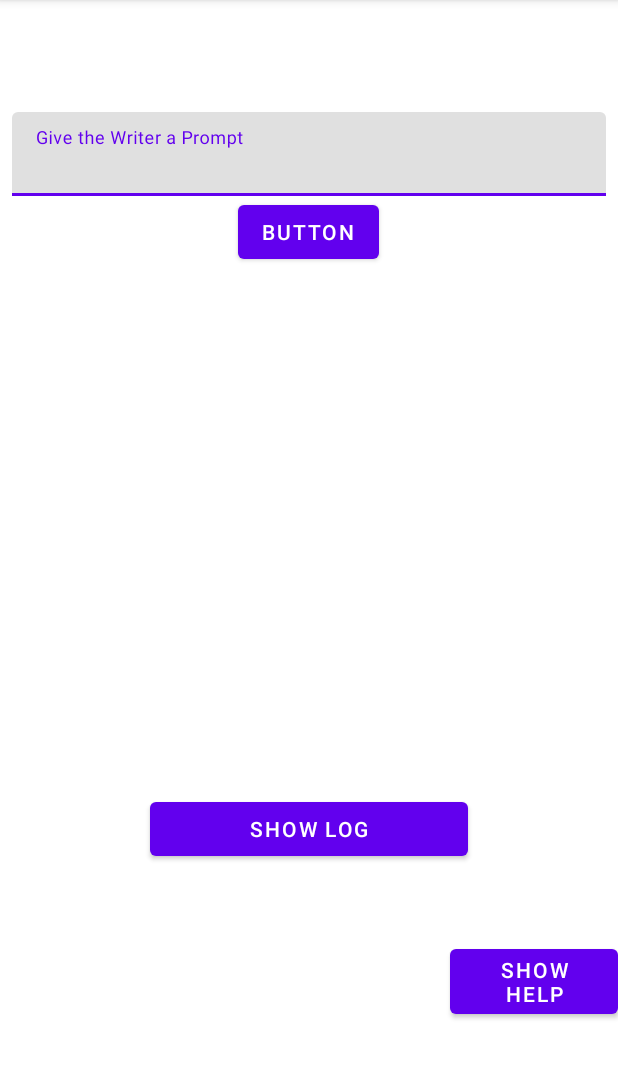
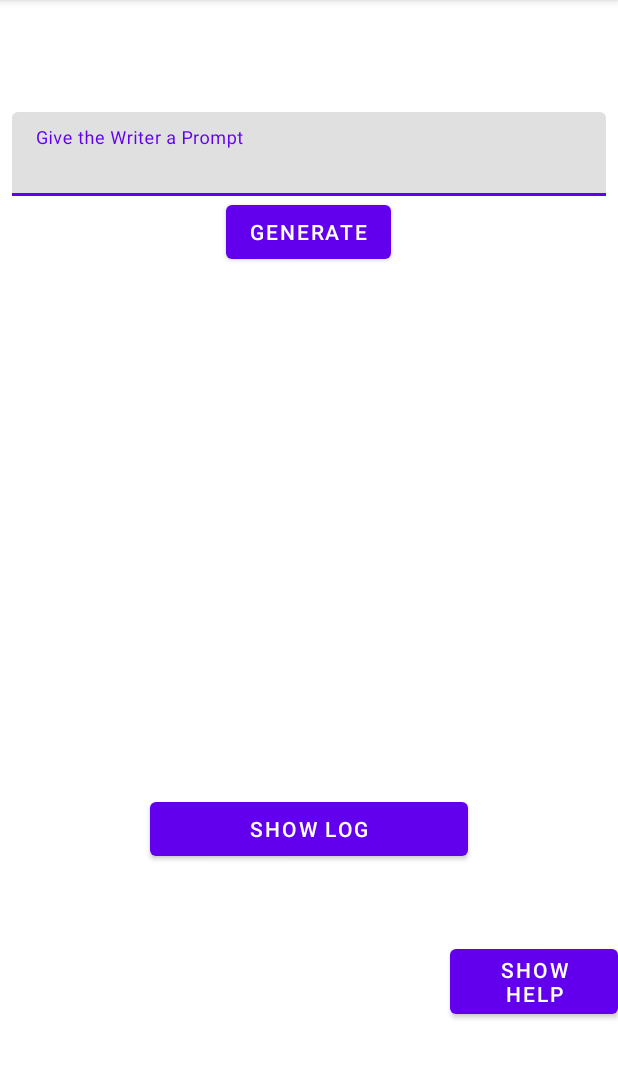
Before and after one commit to jordankettles/345-group-project, an Android app: the screen it shows after launch (MainActivity), on a phone screen of 412 x 824 dp, the part 84-1163 px from its top. Run offline under Robolectric (Android 15) with nearby library versions, the phone set to English and light mode, and no system bars; our stand-ins replace data binding.

Commit message:
Cleaned unused classes, Added comments.

```diff
--- a/app/src/main/java/com/poemgen/mockspire/HelpFragment.kt
+++ b/app/src/main/java/com/poemgen/mockspire/HelpFragment.kt
@@ -10,6 +10,7 @@ import com.poemgen.mockspire.databinding.FragmentHelpBinding
 
 class HelpFragment : Fragment() {
 
+    // View binding boilerplate
     private var binding: FragmentHelpBinding? = null
 
     override fun onCreate(savedInstanceState: Bundle?) {
@@ -35,8 +36,8 @@ class HelpFragment : Fragment() {
         }
     }
 
-
-        fun showMain() {
+    // Return to main screen.
+    fun showMain() {
         findNavController().navigate(R.id.action_helpFragment_to_poemMainFragment)
     }
 }
--- a/app/src/main/java/com/poemgen/mockspire/poemgenerator/ai/MockGenerator.kt
+++ b/app/src/main/java/com/poemgen/mockspire/poemgenerator/ai/MockGenerator.kt
@@ -7,8 +7,6 @@ class MockGenerator : PoemGenerator {
     private var prompt: String? = null
 
     init {
-//        File("mockpoems.txt").forEachLine { this.mockPoemList.add(it)}
-
         mockPoemList = mutableListOf(
             "Lorem ipsum dolor sit amet, consectetur adipiscing elit, sed do eiusmod tempor incididunt ut labore et dolore magna aliqua. Egestas sed tempus urna et pharetra. Blandit volutpat maecenas volutpat blandit aliquam etiam. Adipiscing elit ut aliquam purus sit amet luctus venenatis lectus.",
             "Eget felis eget nunc lobortis mattis. Ornare aenean euismod elementum nisi. Ut ornare lectus sit amet est placerat in egestas erat. Consectetur adipiscing elit duis tristique sollicitudin nibh. Aliquam faucibus purus in massa tempor nec feugiat. Sed faucibus turpis in eu.",
--- a/app/src/main/java/com/poemgen/mockspire/poemgenerator/record/Garden.kt
+++ b/app/src/main/java/com/poemgen/mockspire/poemgenerator/record/Garden.kt
@@ -2,6 +2,8 @@ package com.poemgen.mockspire.poemgenerator.record
 
 import android.util.Log
 
+// Shared static class across the whole app to store poems
+// Recycler view does not work with ViewModel because design is squat.
 object Garden {
 
     public var seeds: MutableList<Poem> = mutableListOf()
--- a/app/src/main/java/com/poemgen/mockspire/poemgenerator/record/Poem.kt
+++ b/app/src/main/java/com/poemgen/mockspire/poemgenerator/record/Poem.kt
@@ -1,5 +1,6 @@
 package com.poemgen.mockspire.poemgenerator.record
 
+// Basic poem class. Holds a title and a content text.
 class Poem (private val title: String, private val content: String) {
 
     fun getTitle(): String {
--- a/app/src/main/res/layout/fragment_log_display.xml
+++ b/app/src/main/res/layout/fragment_log_display.xml
@@ -13,7 +13,6 @@
             type="com.poemgen.mockspire.LogDisplayFragment" />
     </data>
 
-    <!-- TODO: Update blank fragment layout -->
     <androidx.constraintlayout.widget.ConstraintLayout
         android:id="@+id/linearLayout"
         android:layout_width="match_parent"
--- a/app/src/main/res/values/strings.xml
+++ b/app/src/main/res/values/strings.xml
@@ -1,9 +1,7 @@
 <resources>
     <string name="app_name">mockspire</string>
-    <!-- TODO: Remove or change this placeholder text -->
-    <string name="hello_blank_fragment">Hello blank fragment</string>
 
     <string name="dummyPrompt">Dummy Prompt</string>
-    <string name="button">Button</string>
+    <string name="button">Generate</string>
     <string name="give_the_writer_a_prompt">Give the Writer a Prompt</string>
 </resources>
```
Also changed, not shown: app/src/main/java/com/poemgen/mockspire/LogDisplayFragment.kt (+3 -29 lines), app/src/main/java/com/poemgen/mockspire/MainActivity.kt (+2 -12 lines), app/src/main/java/com/poemgen/mockspire/PoemLogListFragment.kt (+3 -10 lines), app/src/main/java/com/poemgen/mockspire/PoemMainFragment.kt (+5 -46 lines), app/src/main/java/com/poemgen/mockspire/model/PoemMainViewModel.kt (+3 -8 lines).
